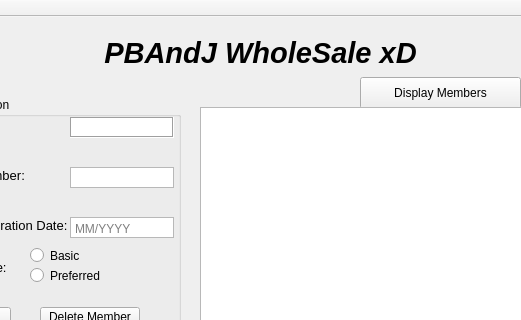
Above: mainwindow.ui from jasonink/Wholesale-Club before the change; both pictures show x 140 to 661 and y 0 to 320 of the 1000 by 624 pixel window. Below: the same form after it.
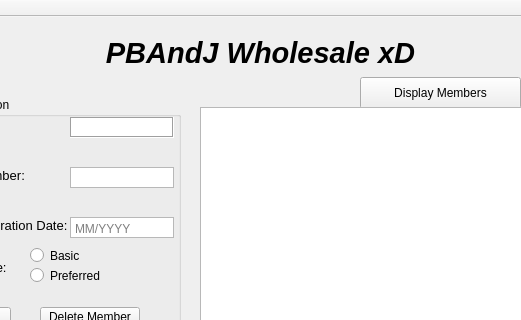
That is the form after the change.

What changed in the file:
```diff
--- a/mainwindow.ui
+++ b/mainwindow.ui
@@ -38,7 +38,7 @@
      <enum>Qt::NoFocus</enum>
     </property>
     <property name="text">
-     <string>PBAndJ WholeSale xD</string>
+     <string>PBAndJ Wholesale xD</string>
     </property>
     <property name="alignment">
      <set>Qt::AlignCenter</set>
```
